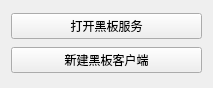
The window that blackboard-demo/src/MainWindow.ui (gimhol/qt_blackboard) describes before a commit, drawn with Qt 5.
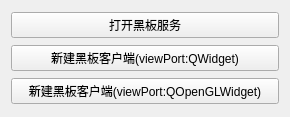
The same window after the commit.

Commit message: 新增viewPort为QOpenGLWidget的Demo。

```diff
--- a/blackboard-demo/src/MainWindow.ui
+++ b/blackboard-demo/src/MainWindow.ui
@@ -6,8 +6,8 @@
    <rect>
     <x>0</x>
     <y>0</y>
-    <width>213</width>
-    <height>88</height>
+    <width>290</width>
+    <height>117</height>
    </rect>
   </property>
   <property name="windowTitle">
@@ -24,7 +24,14 @@
    <item>
     <widget class="QPushButton" name="startBlackboardClient">
      <property name="text">
-      <string>新建黑板客户端</string>
+      <string>新建黑板客户端(viewPort:QWidget)</string>
+     </property>
+    </widget>
+   </item>
+   <item>
+    <widget class="QPushButton" name="startBlackboardClientOpenGL">
+     <property name="text">
+      <string>新建黑板客户端(viewPort:QOpenGLWidget)</string>
      </property>
     </widget>
    </item>
```
The commit also changes 5 other files.
